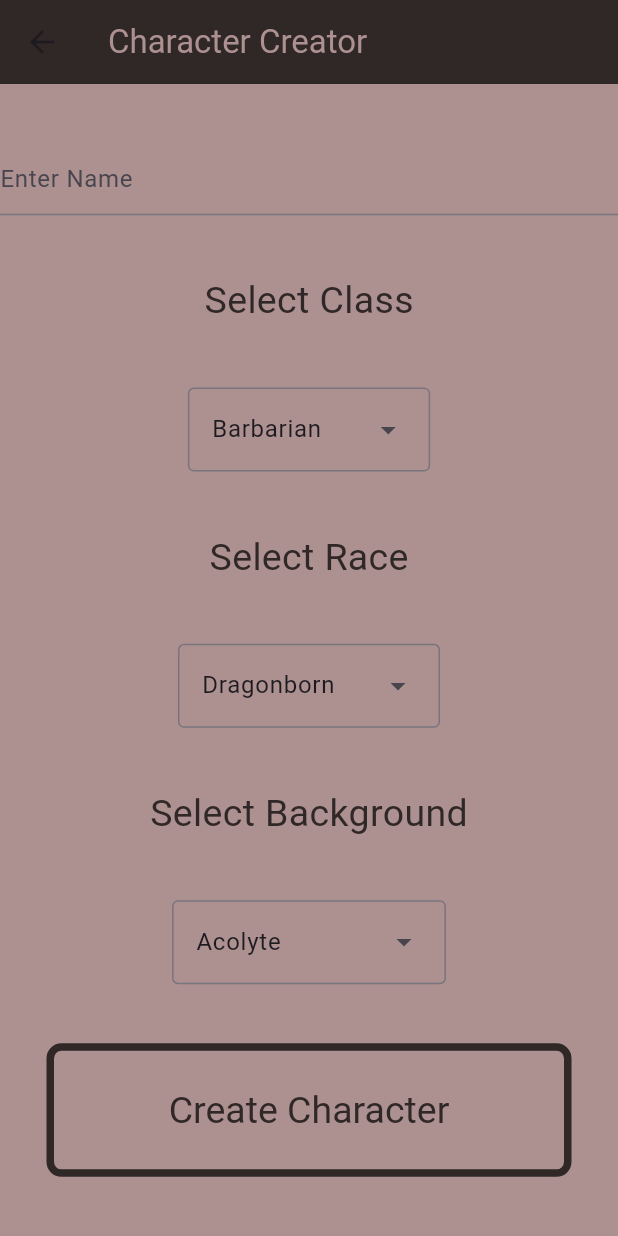
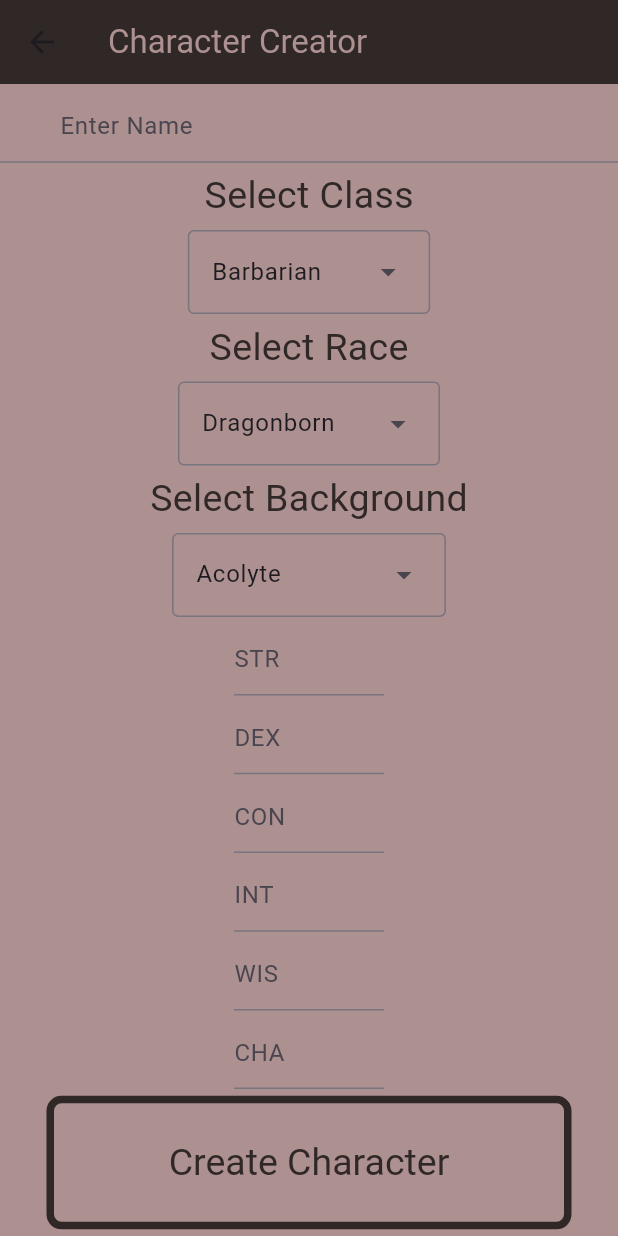
Before and after one commit to EvanMarnik/dnd_character_sheet_app, a Flutter app: the screen it shows after launch, after a tap on "Create Character", on a phone screen of 412 x 824 dp. Run offline on Flutter 3.47's test engine with Material 3 defaults, Android fonts, the phone set to English and light mode, and no system bars; Roboto replaces fonts that are missing (Lancelot).

Commit message:
Update character_creator_view.dart

```diff
--- a/lib/view/character_creator_view.dart
+++ b/lib/view/character_creator_view.dart
@@ -5,6 +5,7 @@ import 'package:flutter/material.dart';
 import 'package:dnd_character_sheet_app/constants.dart';
 import 'package:dnd_character_sheet_app/view_model/character_list_view_model.dart';
 import 'package:dnd_character_sheet_app/view/character_list_view.dart';
+import 'package:flutter/services.dart';
 import '../model/character_model.dart';
 import '../model/character_option.dart';
 
@@ -27,7 +28,8 @@ class _CharacterCreatorViewState extends State<CharacterCreatorView> {
   @override
   void initState() {
     super.initState();
-    vm = CharacterCreatorViewModel(characterListViewModel: characterListViewModel);
+    vm = CharacterCreatorViewModel(
+        characterListViewModel: characterListViewModel);
   }
 
   CharacterOption? selectedClass = barbarian;
@@ -37,6 +39,12 @@ class _CharacterCreatorViewState extends State<CharacterCreatorView> {
   List<CharacterOption> classList = classes;
   List<CharacterOption> raceList = races;
   List<CharacterOption> backgroundList = backgrounds;
+  int strength = 10;
+  int dexterity = 10;
+  int constitution = 10;
+  int intelligence = 10;
+  int wisdom = 10;
+  int charisma = 10;
 
   @override
   Widget build(BuildContext context) {
@@ -49,18 +57,18 @@ class _CharacterCreatorViewState extends State<CharacterCreatorView> {
               style: TextStyle(color: const Color(0xFFAD9090))),
         ),
         body: Center(
+            child: Column(
 
-            child: Column(
                 mainAxisAlignment: MainAxisAlignment.spaceEvenly,
                 crossAxisAlignment: CrossAxisAlignment.center,
                 children: <Widget>[
               TextField(
                   decoration: InputDecoration(
-                hintText: 'Enter Name', iconColor: Color(0xFFAD9090)),
+                      hintText: 'Enter Name', iconColor: Color(0xFFAD9090), contentPadding: EdgeInsets.symmetric(horizontal: 40)),
+
                   onChanged: (text) {
                     selectedName = text;
-              }
-          ),
+                  }),
               const Text(
                 'Select Class',
                 style: TextStyle(
@@ -128,10 +136,93 @@ class _CharacterCreatorViewState extends State<CharacterCreatorView> {
                     });
                   }),
                   SizedBox(
+                    width: 100,
+                    child: TextField(
+                        decoration: InputDecoration(
+                            hintText: 'STR', iconColor: Color(0xFFAD9090)),
+                        keyboardType: TextInputType.number,
+                        inputFormatters: <TextInputFormatter>[
+                          FilteringTextInputFormatter.digitsOnly
+                        ],
+                        onChanged: (text) {
+                          strength = int.parse(text);
+                        })
 
+                  ),
+                  SizedBox(
+                      width: 100,
+                      child: TextField(
+                          decoration: InputDecoration(
+                              hintText: 'DEX', iconColor: Color(0xFFAD9090)),
+                          keyboardType: TextInputType.number,
+                          inputFormatters: <TextInputFormatter>[
+                            FilteringTextInputFormatter.digitsOnly
+                          ],
+                          onChanged: (text) {
+                            dexterity = int.parse(text);
+                          })
+
+                  ),
+                  SizedBox(
+                      width: 100,
+                      child: TextField(
+                          decoration: InputDecoration(
+                              hintText: 'CON', iconColor: Color(0xFFAD9090)),
+                          keyboardType: TextInputType.number,
+                          inputFormatters: <TextInputFormatter>[
+                            FilteringTextInputFormatter.digitsOnly
+                          ],
+                          onChanged: (text) {
+                            constitution = int.parse(text);
+                          })
+
+                  ),
+                  SizedBox(
+                      width: 100,
+                      child: TextField(
+                          decoration: InputDecoration(
+                              hintText: 'INT', iconColor: Color(0xFFAD9090)),
+                          keyboardType: TextInputType.number,
+                          inputFormatters: <TextInputFormatter>[
+                            FilteringTextInputFormatter.digitsOnly
+                          ],
+                          onChanged: (text) {
+                            intelligence = int.parse(text);
+                          })
+
+                  ),
+                  SizedBox(
+                      width: 100,
+                      child: TextField(
+                          decoration: InputDecoration(
+                              hintText: 'WIS', iconColor: Color(0xFFAD9090)),
+                          keyboardType: TextInputType.number,
+                          inputFormatters: <TextInputFormatter>[
+                            FilteringTextInputFormatter.digitsOnly
+                          ],
+                          onChanged: (text) {
+                            wisdom = int.parse(text);
+                          })
+
+                  ),
+                  SizedBox(
+                      width: 100,
+                      child: TextField(
+                          decoration: InputDecoration(
+                              hintText: 'CHA', iconColor: Color(0xFFAD9090)),
+                          keyboardType: TextInputType.number,
+                          inputFormatters: <TextInputFormatter>[
+                            FilteringTextInputFormatter.digitsOnly
+                          ],
+                          onChanged: (text) {
+                            charisma = int.parse(text);
+                          })
+
+                  ),
+
+              SizedBox(
                   width: 350,
                   child: FilledButton(
-
                     style: FilledButton.styleFrom(
                       textStyle: const TextStyle(fontSize: 25),
                     ),
@@ -140,6 +231,7 @@ class _CharacterCreatorViewState extends State<CharacterCreatorView> {
                       vm.setRace(selectedRace!);
                       vm.setBackground(selectedBG!);
                       vm.setName(selectedName);
+                      vm.setAbilityScores([strength, dexterity, constitution, intelligence, wisdom, charisma]);
                       vm.constructCharacter();
                       Navigator.pushNamed(context, listRoute,
                           arguments: characterListViewModel);
```
Lines whose indentation alone changed are shown as unchanged.
